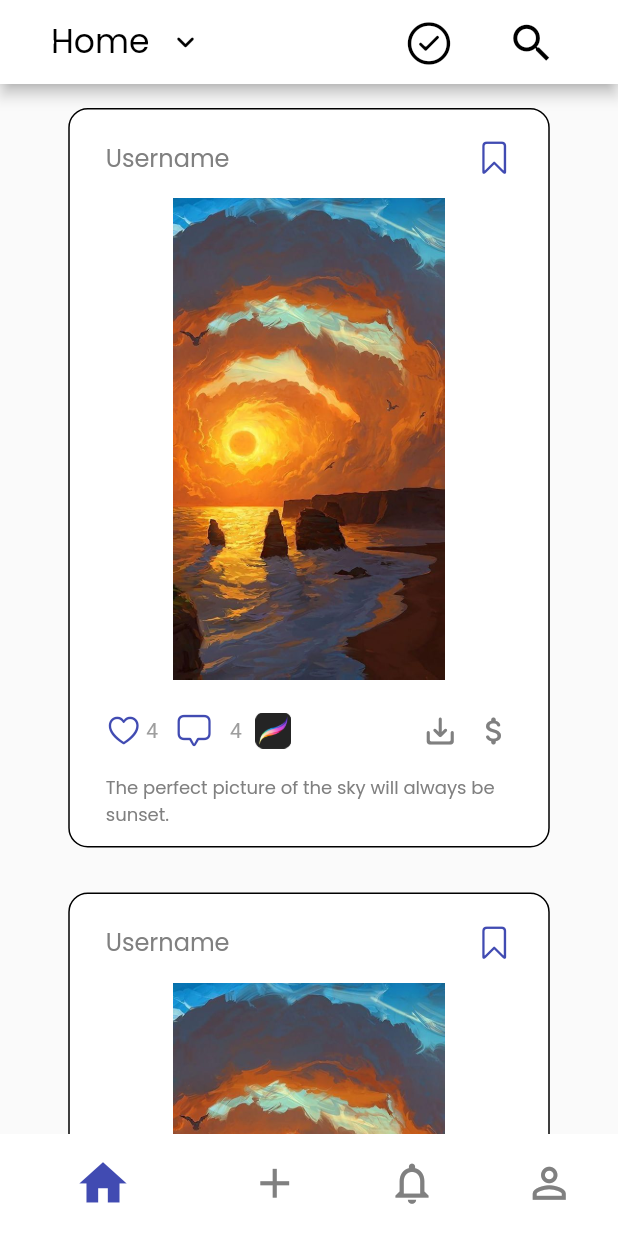
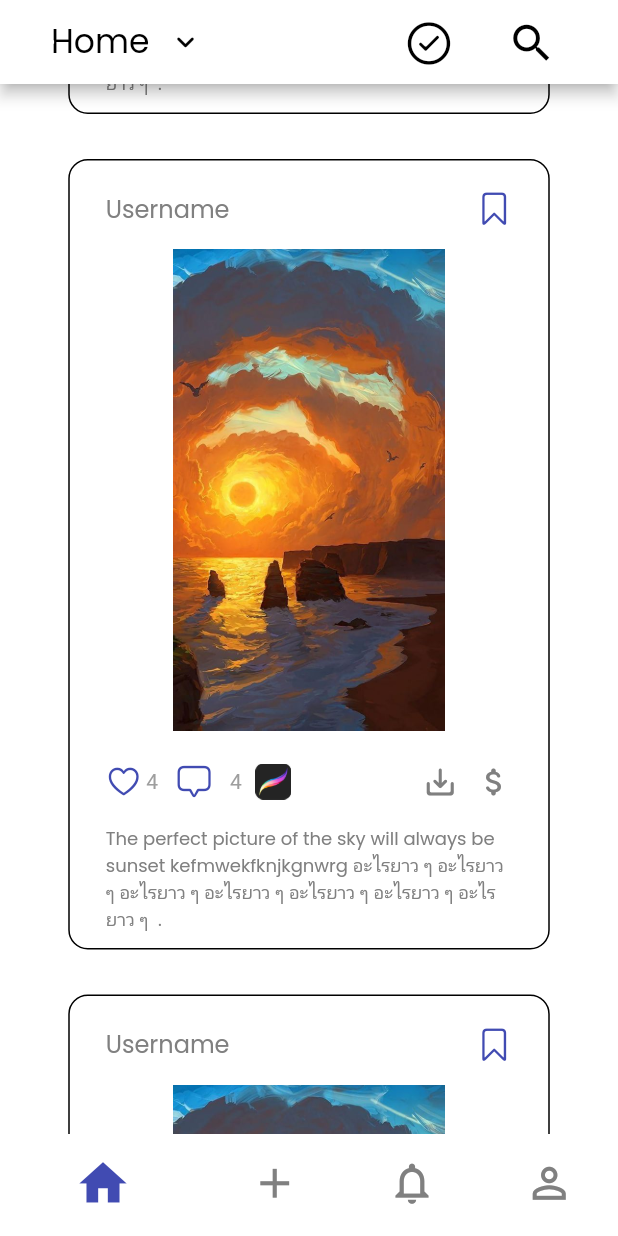
Before and after one commit to Mystoryme/Picme-frontend, a Flutter app: the Homepage screen opened by its route, scrolled down 576 dp, on a phone screen of 412 x 824 dp. Run offline on Flutter 3.47's test engine with Material 2 defaults, Android fonts, the phone set to English and light mode, and no system bars; drawn by our look-alikes of like_button; our stand-ins replace get, google_fonts, hexcolor.

Commit message:
fix: postcard and home style

```diff
--- a/lib/pages/home_page.dart
+++ b/lib/pages/home_page.dart
@@ -30,7 +30,9 @@ class _HomepageState extends State<Homepage> {
   @override
   Widget build(BuildContext context) {
     return Scaffold(
-      body: CustomScrollView(
+      backgroundColor: Colors.white,
+      body: SafeArea(
+          child: CustomScrollView(
         slivers: <Widget>[
           SliverAppBar(
             pinned: true,
@@ -53,7 +55,7 @@ class _HomepageState extends State<Homepage> {
             ),
           ),
         ],
-      ),
+      )),
       bottomNavigationBar: Home_bar(
         currentIndex: _currentIndex,
         onTap: _onItemTapped,
--- a/lib/widget/home/postcard.dart
+++ b/lib/widget/home/postcard.dart
@@ -19,8 +19,7 @@ class _PostCardState extends State<PostCard> {
   Widget build(BuildContext context) {
     return Center(
       child: Container(
-        height: 493,
-        width: 321,
+        constraints: BoxConstraints(minHeight: 493, maxWidth: 321),
         decoration: BoxDecoration(
             borderRadius: BorderRadius.circular(13),
             color: Colors.white,
@@ -147,15 +146,15 @@ class _PostCardState extends State<PostCard> {
           ]),
           Padding(
             padding:
-                const EdgeInsets.only(top: 5, bottom: 20, left: 24, right: 24),
-            child: Container(
+                const EdgeInsets.only(top: 5, bottom: 10, left: 24, right: 24),
+            child: SizedBox(
               width: MediaQuery.of(context).size.width,
-              child:
-                  Text('The perfect picture of the sky will always be sunset.',
-                      style: GoogleFonts.poppins(
-                        color: PicmeColors.grayBlack,
-                        fontSize: 12,
-                      )),
+              child: Text(
+                  'The perfect picture of the sky will always be sunset kefmwekfknjkgnwrg อะไรยาว ๆ อะไรยาว ๆ อะไรยาว ๆ อะไรยาว ๆ อะไรยาว ๆ อะไรยาว ๆ อะไรยาว ๆ  .',
+                  style: GoogleFonts.poppins(
+                    color: PicmeColors.grayBlack,
+                    fontSize: 12,
+                  )),
             ),
           )
         ]),
--- a/lib/widget/login/button_login.dart
+++ b/lib/widget/login/button_login.dart
@@ -22,7 +22,7 @@ class ButtonLogin extends StatelessWidget {
           onPressed: () {
             Navigator.push(
               context,
-              MaterialPageRoute(builder: (context) => const ProfilePage()),
+              MaterialPageRoute(builder: (context) => const Homepage()),
             );
           },
           child: Container(
```
